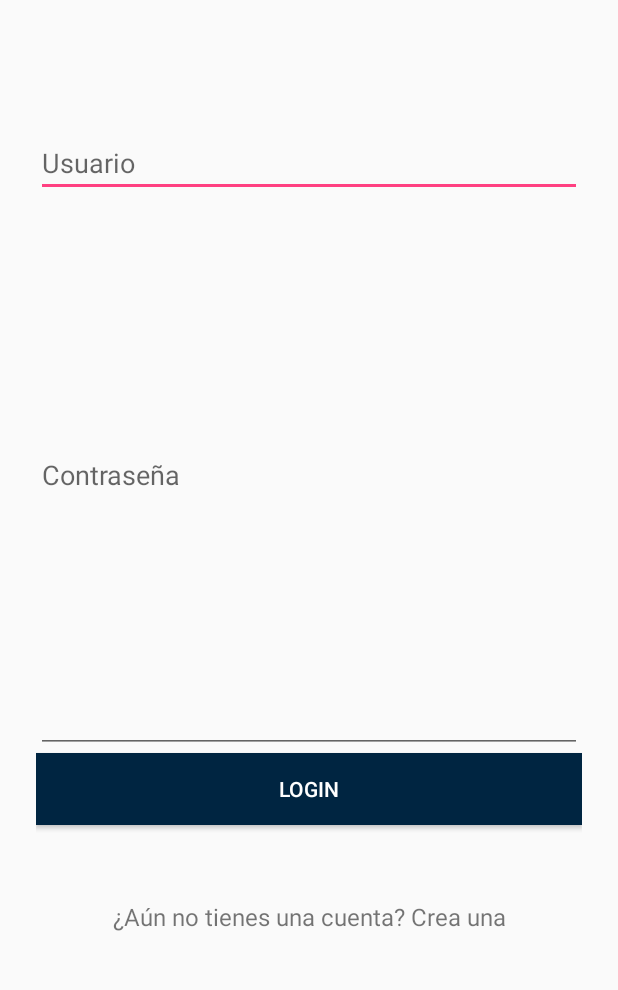
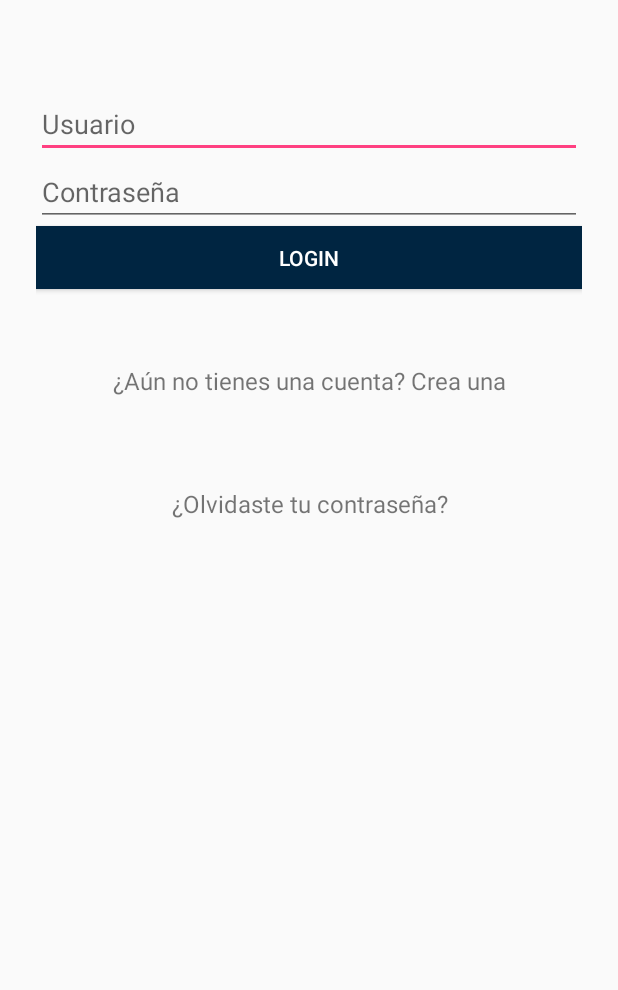
Before and after one commit to nestorivanmo/proteco_APP, an Android app: the Ingreso screen opened directly, with no data from a screen before it, on a phone screen of 412 x 824 dp, the part 213-1203 px from its top. Run offline under Robolectric (Android 15) with nearby library versions, the phone set to English and light mode, and no system bars; our stand-ins replace Firebase (no records; nobody signed in at launch, a user with empty details on screens opened directly).

Commit message:
boton de recuperación

```diff
--- a/Beta/AppProteco1/app/src/main/java/com/example/alice/appproteco1/BusquedaFragment.java
+++ b/Beta/AppProteco1/app/src/main/java/com/example/alice/appproteco1/BusquedaFragment.java
@@ -52,7 +52,7 @@ public class BusquedaFragment extends Fragment {
         super.onCreate(savedInstanceState);
         View view= inflater.inflate(R.layout.fragment_busqueda, container, false);
 
-        mDatabaseBecarios = FirebaseDatabase.getInstance().getReference().child("Titulares");
+        mDatabaseBecarios = FirebaseDatabase.getInstance().getReference().child("Titulares"); //base de datos
         mDatabaseBecarios.keepSynced(true);
         mBecariosList = view.findViewById(R.id.recyclerViewTitulares);
         mBecariosList.setHasFixedSize(true);
@@ -205,5 +205,4 @@ public class BusquedaFragment extends Fragment {
             cuerpoN.setText(cuerpo);
         }
     }
-
 }
--- a/Beta/AppProteco1/app/src/main/java/com/example/alice/appproteco1/Ingreso.java
+++ b/Beta/AppProteco1/app/src/main/java/com/example/alice/appproteco1/Ingreso.java
@@ -18,8 +18,9 @@ import com.google.firebase.auth.AuthResult;
 import com.google.firebase.auth.FirebaseAuth;
 
 public class Ingreso extends AppCompatActivity {
-    TextView tx;
+    TextView tx, txOlvidar;
     Button btn;
+
     private FirebaseAuth mAuth;
     EditText editTextEmail,editTextContrasena;
     ProgressBar barra;
@@ -27,9 +28,10 @@ public class Ingreso extends AppCompatActivity {
     protected void onCreate(Bundle savedInstanceState) {
         super.onCreate(savedInstanceState);
         setContentView(R.layout.activity_ingreso);
-
+        txOlvidar = (TextView)findViewById(R.id.ingresoTextForgetPassword);
         btn = (Button)findViewById(R.id.ingresoBtnLogin);
         tx = (TextView)findViewById(R.id.ingresoTextViewNoAccount);
+
         tx.setOnClickListener(new View.OnClickListener(){
             @Override
             public void onClick(View v) {
@@ -37,6 +39,15 @@ public class Ingreso extends AppCompatActivity {
                 startActivity(tx);
             }
         });
+
+        txOlvidar.setOnClickListener(new View.OnClickListener(){
+            @Override
+            public void onClick(View v) {
+                Intent tx2 = new Intent(Ingreso.this, RecuperarContraseña.class);
+                startActivity(tx2);
+            }
+        });
+
         btn.setOnClickListener(new View.OnClickListener(){
             @Override
             public void onClick(View v) {
--- a/Beta/AppProteco1/app/src/main/res/layout/activity_ingreso.xml
+++ b/Beta/AppProteco1/app/src/main/res/layout/activity_ingreso.xml
@@ -33,10 +33,10 @@
         android:orientation="vertical"
         android:paddingLeft="24dp"
         android:paddingRight="24dp"
-        android:paddingTop="56dp">
+        android:paddingTop="30dp">
 
         <ImageView
-            android:layout_width="wrap_content"
+            android:layout_width="fill_parent"
             android:layout_height="72dp"
             android:layout_gravity="center_horizontal"
             android:layout_marginBottom="100dp" />
@@ -44,16 +44,15 @@
         <!-- Email Label -->
         <EditText
             android:id="@+id/ingresoEditTextEmail"
-            android:layout_width="match_parent"
+            android:layout_width="fill_parent"
             android:layout_height="wrap_content"
             android:hint="Usuario"
             android:inputType="textEmailAddress" />
 
         <EditText
             android:id="@+id/ingresoEditTextContrasena"
-            android:layout_width="match_parent"
+            android:layout_width="fill_parent"
             android:layout_height="wrap_content"
-            android:layout_weight="1"
             android:hint="Contraseña"
             android:inputType="textPassword" />
 
@@ -61,11 +60,11 @@
         <android.support.v7.widget.AppCompatButton
             android:id="@+id/ingresoBtnLogin"
             android:layout_width="fill_parent"
-            android:layout_height="wrap_content"
+            android:layout_height="42dp"
             android:layout_marginBottom="50dp"
+            android:background="#002541"
             android:text="Login"
-            android:background="#002541"
-            android:textColor="#fff"/>
+            android:textColor="#fff" />
 
         <TextView
             android:id="@+id/ingresoTextViewNoAccount"
@@ -76,6 +75,14 @@
             android:text="¿Aún no tienes una cuenta? Crea una"
             android:textSize="16dip" />
 
+        <TextView
+            android:id="@+id/ingresoTextForgetPassword"
+            android:layout_width="fill_parent"
+            android:layout_height="wrap_content"
+            android:layout_marginBottom="60dp"
+            android:gravity="center"
+            android:text="¿Olvidaste tu contraseña?"
+            android:textSize="16dip" />
 
     </LinearLayout>
 
```
Also changed, not shown: Beta/AppProteco1/app/src/main/java/com/example/alice/appproteco1/RecuperarContraseña.java (added, +22 -0 lines), Beta/AppProteco1/app/src/main/res/layout/activity_recuperar.xml (added, +29 -0 lines).
